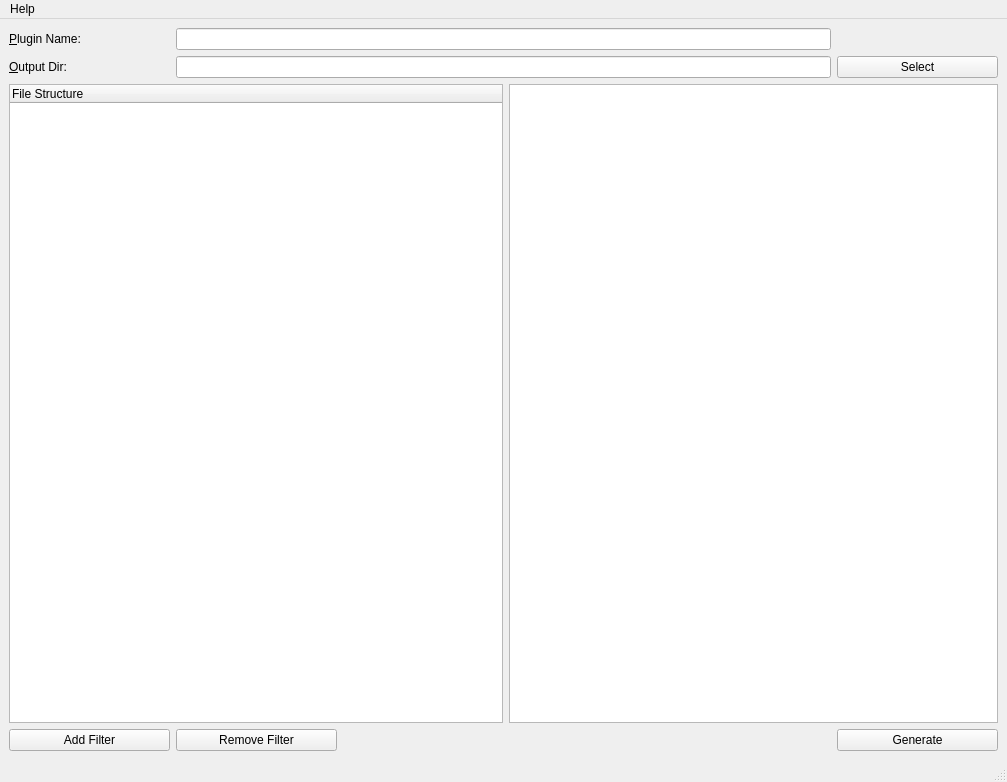
BlueQuartzSoftware/DREAM3D, file Source/Applications/PluginMaker/UI_Files/PluginMaker.ui: the form before one commit.
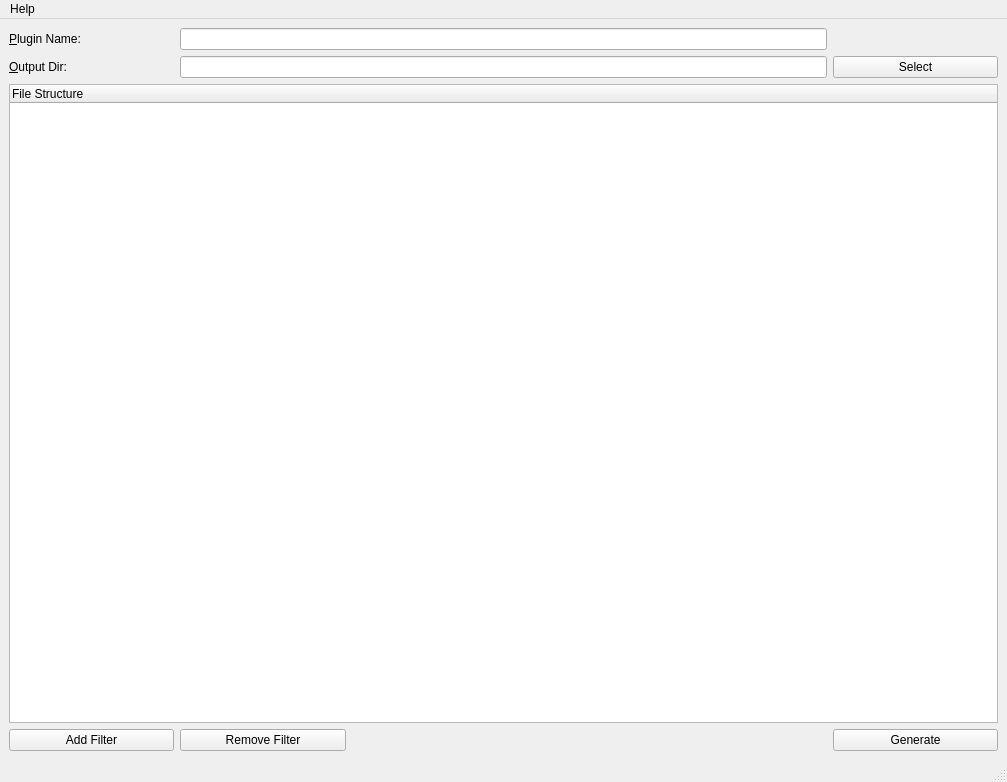
The form after the commit. Icons and pictures are not drawn.

```diff
--- a/Source/Applications/PluginMaker/UI_Files/PluginMaker.ui
+++ b/Source/Applications/PluginMaker/UI_Files/PluginMaker.ui
@@ -46,7 +46,7 @@
       </property>
      </widget>
     </item>
-    <item row="0" column="1" colspan="4">
+    <item row="0" column="1" colspan="3">
      <widget class="QLineEdit" name="m_PluginName"/>
     </item>
     <item row="1" column="0">
@@ -59,10 +59,10 @@
       </property>
      </widget>
     </item>
-    <item row="1" column="1" colspan="4">
+    <item row="1" column="1" colspan="3">
      <widget class="QLineEdit" name="m_OutputDir"/>
     </item>
-    <item row="2" column="0" colspan="3">
+    <item row="2" column="0" colspan="5">
      <widget class="QTreeWidget" name="treeWidget">
       <property name="autoExpandDelay">
        <number>0</number>
@@ -74,7 +74,7 @@
       </column>
      </widget>
     </item>
-    <item row="3" column="2" colspan="3">
+    <item row="3" column="2" colspan="2">
      <spacer name="horizontalSpacer">
       <property name="orientation">
        <enum>Qt::Horizontal</enum>
@@ -87,7 +87,7 @@
       </property>
      </spacer>
     </item>
-    <item row="3" column="5">
+    <item row="3" column="4">
      <widget class="QPushButton" name="generateButton">
       <property name="sizePolicy">
        <sizepolicy hsizetype="Preferred" vsizetype="Preferred">
@@ -134,20 +134,13 @@
       </property>
      </widget>
     </item>
-    <item row="1" column="5">
+    <item row="1" column="4">
      <widget class="QPushButton" name="selectButton">
       <property name="text">
        <string>Select</string>
       </property>
      </widget>
     </item>
-    <item row="2" column="3" colspan="3">
-     <widget class="QTextEdit" name="filePreview">
-      <property name="readOnly">
-       <bool>true</bool>
-      </property>
-     </widget>
-    </item>
    </layout>
   </widget>
   <widget class="QMenuBar" name="menubar">
```
Left out of the diff: 9 changed lines with no effect on the pictures.
